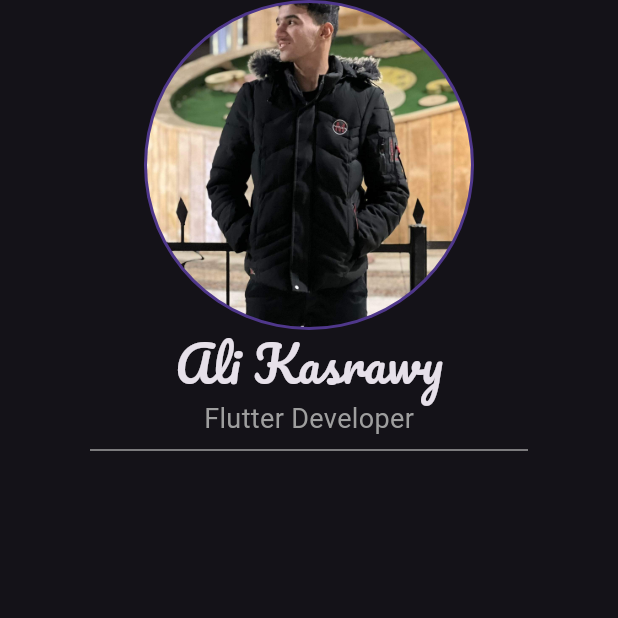
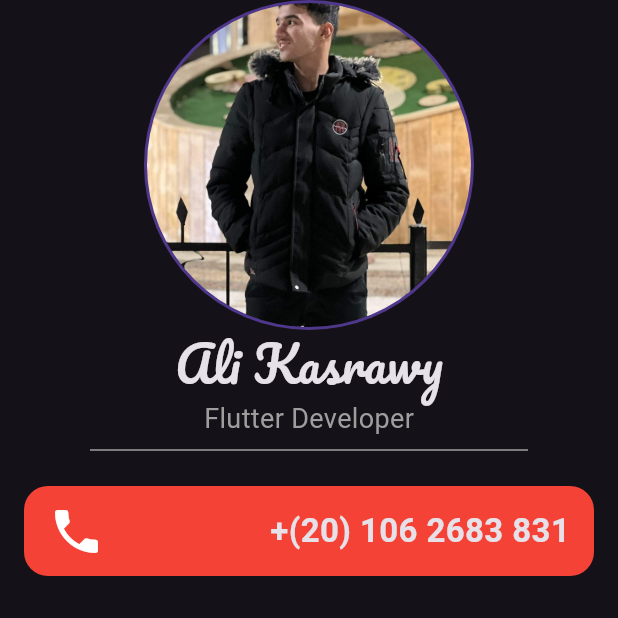
Before and after one commit to ali4hassan9ali2022/business_card_app, a Flutter app: the screen it shows after launch, on a phone screen of 412 x 824 dp, the top half of it. Run offline on Flutter 3.47's test engine with Material 3 defaults, Android fonts, the phone set to English and light mode, and no system bars.

Commit message:
create container card

```diff
--- a/lib/main.dart
+++ b/lib/main.dart
@@ -15,7 +15,7 @@ class BusinessCardApp extends StatelessWidget {
       home: Scaffold(
         body: Column(
           children: [
-            CircleAvatar(
+            const CircleAvatar(
               radius: 110,
               child: CircleAvatar(
                 radius: 108,
@@ -23,25 +23,62 @@ class BusinessCardApp extends StatelessWidget {
                     AssetImage("Assets/Images/received_4891786670929918.jpeg"),
               ),
             ),
-            Text(
+            const Text(
               "Ali Kasrawy",
               style: TextStyle(
                 fontSize: 32,
                 fontFamily: 'Pacifico',
               ),
             ),
-            Text(
+            const Text(
               "Flutter Developer",
               style: TextStyle(
                 fontSize: 18,
                 color: Colors.grey,
               ),
             ),
-            Divider(
+            const Divider(
               endIndent: 60,
               indent: 60,
               thickness: 1,
               color: Colors.grey,
+            ),
+            const SizedBox(
+              height: 16,
+            ),
+            Padding(
+              padding: const EdgeInsets.symmetric(horizontal: 16),
+              child: Container(
+                height: 60,
+                decoration: BoxDecoration(
+                  color: Colors.red,
+                  borderRadius: BorderRadius.circular(
+                    16,
+                  ),
+                ),
+                child: const Row(
+                  children: [
+                    Padding(
+                      padding: EdgeInsets.only(left: 16),
+                      child: Icon(
+                        Icons.phone,
+                        size: 38,
+                      ),
+                    ),
+                    Spacer(),
+                    Padding(
+                      padding: EdgeInsets.only(right: 16),
+                      child: Text(
+                        "+(20) 106 2683 831",
+                        style: TextStyle(
+                          fontSize: 22,
+                          fontWeight: FontWeight.bold,
+                        ),
+                      ),
+                    ),
+                  ],
+                ),
+              ),
             ),
           ],
         ),
```
